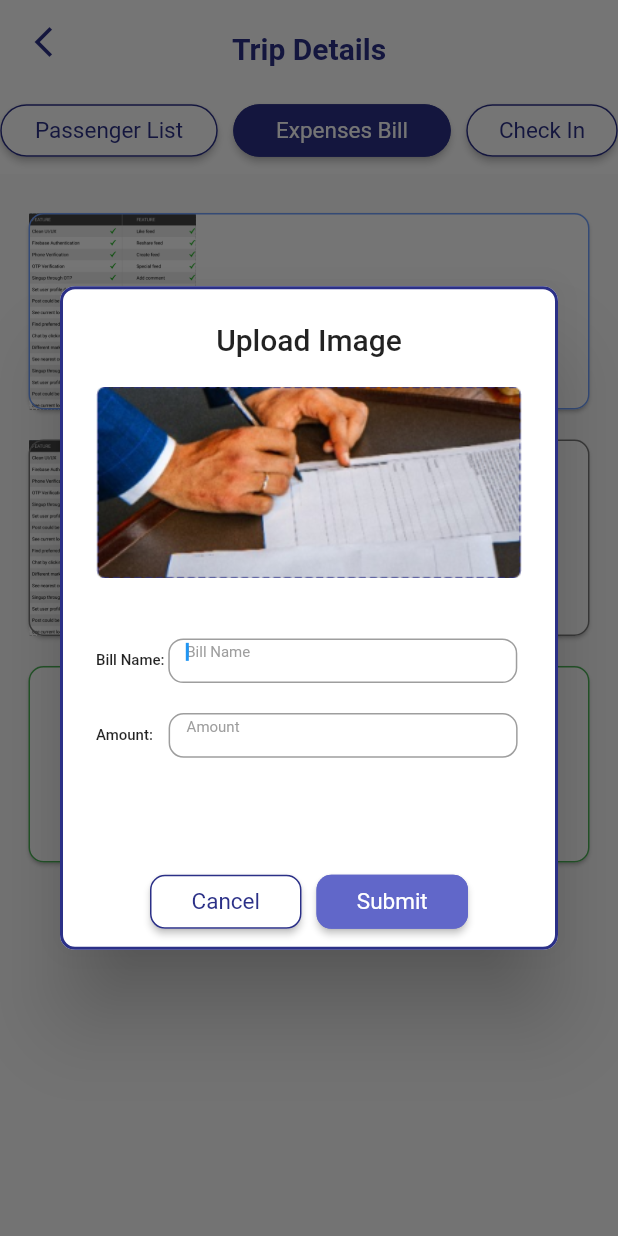
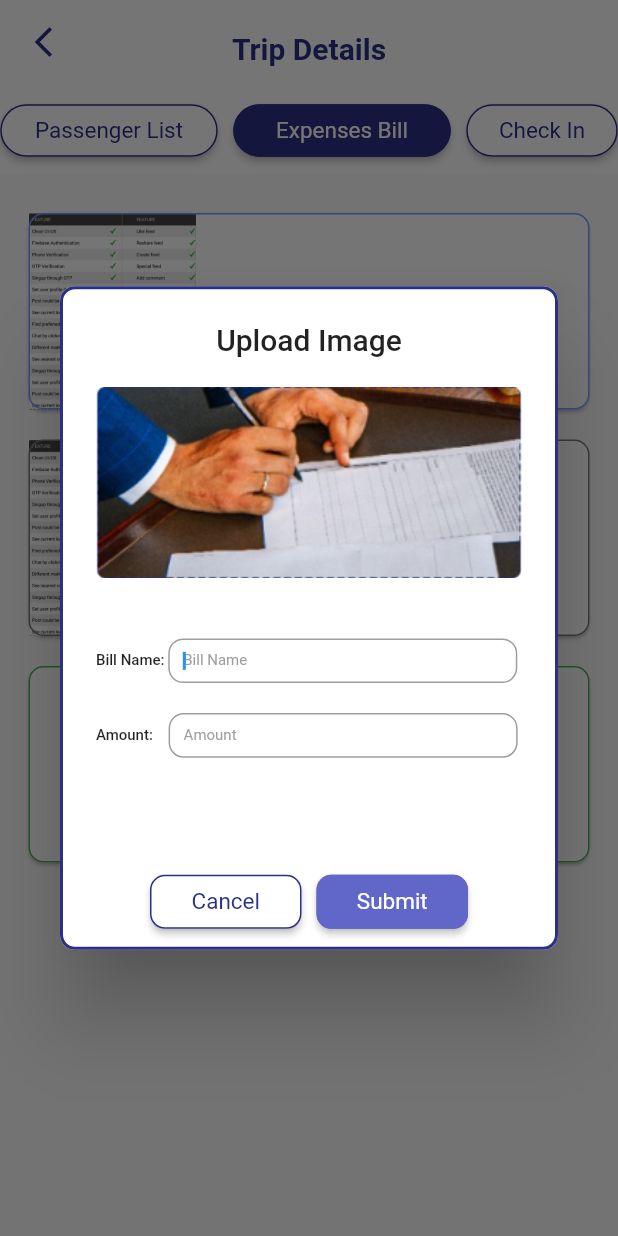
Before and after one commit to darshitsoftrefine/client_submit, a Flutter app: the ExpensesBillScreen screen opened directly, after a tap on the "add" icon, on a phone screen of 412 x 824 dp. Run offline on Flutter 3.47's test engine with Material 2 defaults, Android fonts, the phone set to English and light mode, and no system bars; missing offline and left inert: mobile_scanner, rounded_expansion_tile.

Commit message:
UI changes

```diff
--- a/lib/constants/custom_widgets.dart
+++ b/lib/constants/custom_widgets.dart
@@ -481,6 +481,7 @@ class CustomWidgets {
                                       borderRadius: BorderRadius.circular(10)
                                   ),
                                   hintText: 'Bill Name',
+                                  contentPadding: EdgeInsets.only(top: 4, left: 10),
                                   hintStyle: TextStyle(
                                       color: Colors.grey.shade500, fontSize: 10),
                                   border: OutlineInputBorder(
@@ -523,6 +524,7 @@ class CustomWidgets {
                                     borderRadius: BorderRadius.circular(10),
                                   ),
                                   hintText: 'Amount',
+                                  contentPadding: EdgeInsets.only(top: 4, left: 10),
                                   hintStyle: TextStyle(
                                       color: Colors.grey.shade500, fontSize: 10),
                                   border: OutlineInputBorder(
```
